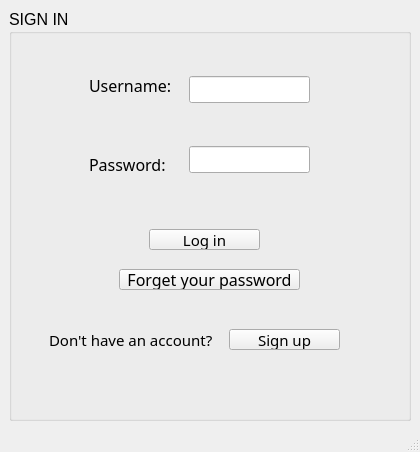
This is mainwindow.ui in Maedeh01/Ap-project as Qt 5 draws it before an edit. The edited form follows.
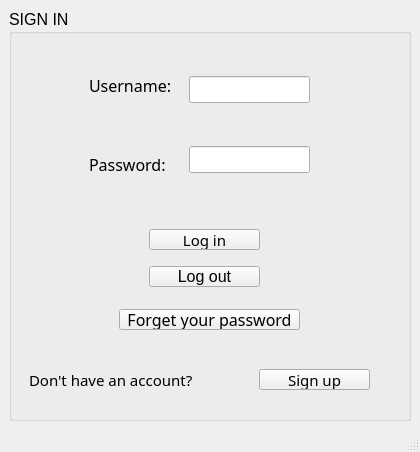
This is the edited form.

```diff
--- a/mainwindow.ui
+++ b/mainwindow.ui
@@ -28,10 +28,10 @@
       <widget class="QLabel" name="label_4">
        <property name="geometry">
         <rect>
-         <x>40</x>
-         <y>290</y>
+         <x>20</x>
+         <y>350</y>
          <width>171</width>
-         <height>81</height>
+         <height>41</height>
         </rect>
        </property>
        <property name="font">
@@ -50,8 +50,8 @@
       <widget class="QPushButton" name="pushButton_signup">
        <property name="geometry">
         <rect>
-         <x>220</x>
-         <y>320</y>
+         <x>250</x>
+         <y>360</y>
          <width>111</width>
          <height>21</height>
         </rect>
@@ -88,7 +88,7 @@
        <property name="geometry">
         <rect>
          <x>110</x>
-         <y>260</y>
+         <y>300</y>
          <width>181</width>
          <height>21</height>
         </rect>
@@ -160,6 +160,19 @@
         </item>
        </layout>
       </widget>
+      <widget class="QPushButton" name="pushButton_Logout">
+       <property name="geometry">
+        <rect>
+         <x>140</x>
+         <y>257</y>
+         <width>111</width>
+         <height>21</height>
+        </rect>
+       </property>
+       <property name="text">
+        <string>Log out</string>
+       </property>
+      </widget>
      </widget>
     </item>
    </layout>
```
